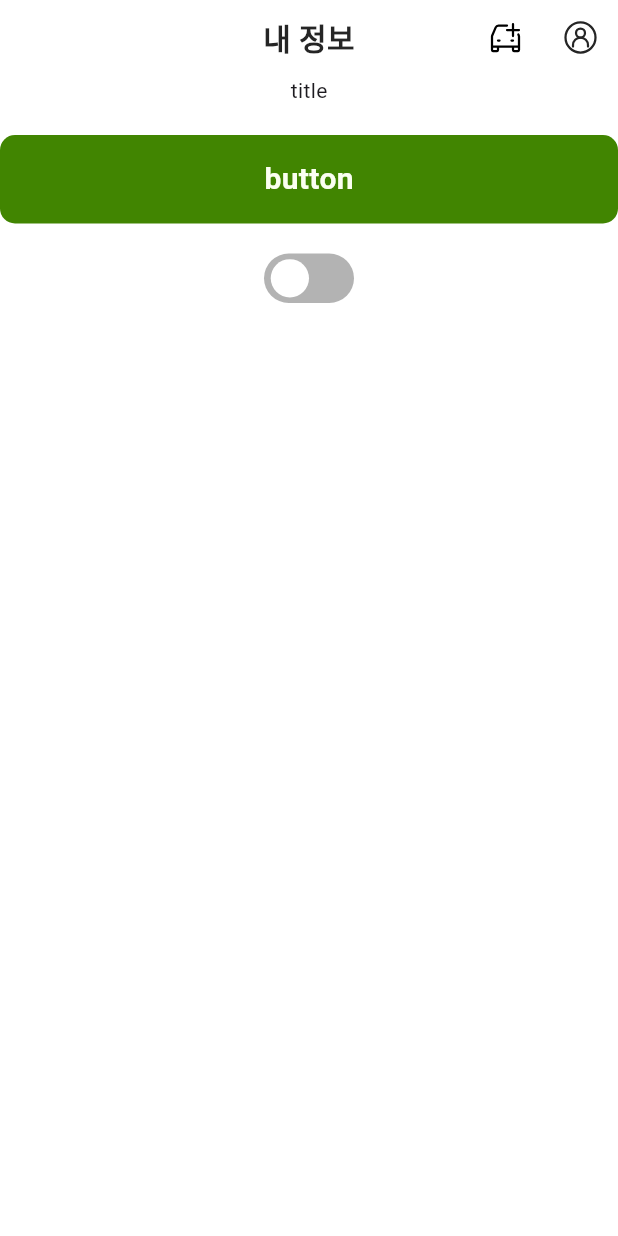
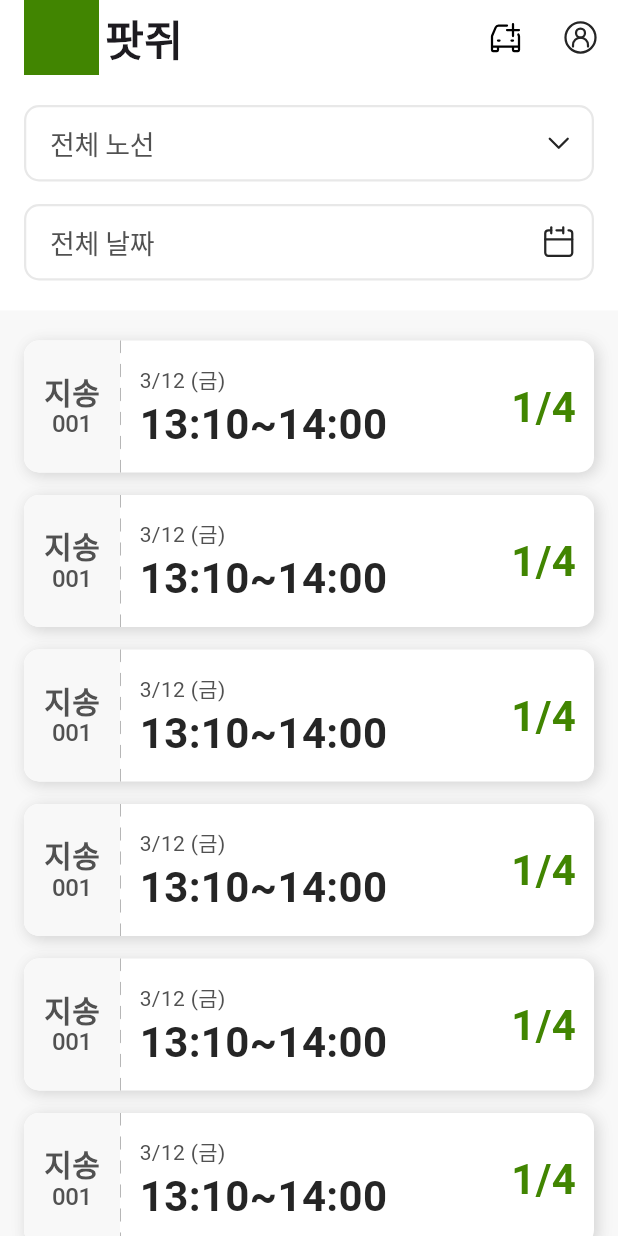
Before and after one commit to gsainfoteam/pot-g-flutter, a Flutter app: the screen it shows after launch, on a phone screen of 412 x 824 dp. Run offline on Flutter 3.47's test engine with Material 3 defaults, Android fonts, the phone set to English and light mode, and no system bars; our stand-ins replace auto_route, dio, flutter_svg; missing offline and left inert: dynamic_fonts; generated files the repository leaves out were written again; Roboto replaces fonts that are missing (Pretendard).

Commit message:
feat: create main page (#11)
* feat: add text styles

* feat: add list item

* feat: mocking data in main page

* feat: add path selector

* refactor: PotPathSelect -> PathSelect

* feat: add date select

* chore(deps): add `intl`

* feat: done date selector

* feat: route selector

* fix: use `HitTestBehavior.opaque`

* fix: call onSelect date

```diff
--- a/lib/app/modules/common/presentation/widgets/pot_app_bar.dart
+++ b/lib/app/modules/common/presentation/widgets/pot_app_bar.dart
@@ -2,6 +2,7 @@ import 'package:auto_route/auto_route.dart';
 import 'package:flutter/material.dart';
 import 'package:pot_g/app/modules/common/presentation/widgets/pot_icon_button.dart';
 import 'package:pot_g/app/values/palette.dart';
+import 'package:pot_g/app/values/text_styles.dart';
 import 'package:pot_g/gen/assets.gen.dart';
 
 class PotAppBar extends StatelessWidget implements PreferredSizeWidget {
@@ -73,9 +74,7 @@ class PotAppBar extends StatelessWidget implements PreferredSizeWidget {
                     title == null
                         ? null
                         : DefaultTextStyle.merge(
-                          style: TextStyle(
-                            fontWeight: FontWeight.w700,
-                            fontSize: 20,
+                          style: TextStyles.title3.copyWith(
                             color: Palette.dark,
                           ),
                           child: title!,
--- a/lib/app/modules/common/presentation/widgets/pot_button.dart
+++ b/lib/app/modules/common/presentation/widgets/pot_button.dart
@@ -1,6 +1,7 @@
 import 'package:flutter/material.dart';
 import 'package:flutter/services.dart';
 import 'package:pot_g/app/values/palette.dart';
+import 'package:pot_g/app/values/text_styles.dart';
 
 enum PotButtonVariant { emphasized, outlined }
 
@@ -12,7 +13,7 @@ class PotButton extends StatefulWidget {
     this.padding,
     this.child,
     this.onPressed,
-    this.variant,
+    this.variant = PotButtonVariant.emphasized,
     this.size = PotButtonSize.large,
     this.prefixIcon,
   });
@@ -55,11 +56,7 @@ class _PotButtonState extends State<PotButton> {
       onTapUp: (_) => setState(() => _pressed = false),
       onTapCancel: () => setState(() => _pressed = false),
       child: DefaultTextStyle.merge(
-        style: TextStyle(
-          color: _getTextColor(),
-          fontWeight: _getFontWeight(),
-          fontSize: _getFontSize(),
-        ),
+        style: _getTextStyle().copyWith(color: _getTextColor()),
         child: AnimatedContainer(
           curve: Curves.easeInOut,
           duration: _animationDuration,
@@ -132,12 +129,12 @@ class _PotButtonState extends State<PotButton> {
     }
   }
 
-  FontWeight _getFontWeight() {
+  TextStyle _getTextStyle() {
     switch (widget.size) {
       case PotButtonSize.large:
-        return FontWeight.w700;
+        return TextStyles.title3;
       default:
-        return FontWeight.w600;
+        return TextStyles.title4;
     }
   }
 
@@ -153,15 +150,6 @@ class _PotButtonState extends State<PotButton> {
     }
   }
 
-  double _getFontSize() {
-    switch (widget.size) {
-      case PotButtonSize.large:
-        return 20;
-      default:
-        return 18;
-    }
-  }
-
   double _getIconGap() {
     switch (widget.size) {
       case PotButtonSize.large:
--- /dev/null
+++ b/lib/app/modules/main/domain/entities/route_entity.dart
@@ -0,0 +1,12 @@
+import 'package:pot_g/app/modules/main/domain/entities/stop_entity.dart';
+
+abstract class RouteEntity {
+  const RouteEntity({required this.id, required this.from, required this.to});
+
+  final String id;
+  final StopEntity from;
+  final StopEntity to;
+
+  @override
+  String toString() => '$from → $to';
+}
--- /dev/null
+++ b/lib/app/modules/main/domain/entities/stop_entity.dart
@@ -0,0 +1,6 @@
+abstract class StopEntity {
+  const StopEntity({required this.id, required this.name});
+
+  final String id;
+  final String name;
+}
--- a/lib/app/modules/main/presentation/pages/main_page.dart
+++ b/lib/app/modules/main/presentation/pages/main_page.dart
@@ -1,49 +1,93 @@
 import 'package:auto_route/annotations.dart';
 import 'package:flutter/material.dart';
 import 'package:pot_g/app/modules/common/presentation/widgets/pot_app_bar.dart';
-import 'package:pot_g/app/modules/common/presentation/widgets/pot_button.dart';
 import 'package:pot_g/app/modules/common/presentation/widgets/pot_icon_button.dart';
-import 'package:pot_g/app/modules/common/presentation/widgets/pot_toggle.dart';
+import 'package:pot_g/app/modules/main/presentation/widgets/date_select.dart';
+import 'package:pot_g/app/modules/main/presentation/widgets/path_select.dart';
+import 'package:pot_g/app/modules/main/presentation/widgets/pot_list_item.dart';
+import 'package:pot_g/app/values/palette.dart';
 import 'package:pot_g/gen/assets.gen.dart';
 
 @RoutePage()
-class MainPage extends StatefulWidget {
+class MainPage extends StatelessWidget {
   const MainPage({super.key});
 
-  @override
-  State<MainPage> createState() => _MainPageState();
-}
-
-class _MainPageState extends State<MainPage> {
-  bool _isEnabled = false;
   @override
   Widget build(BuildContext context) {
     return Scaffold(
       appBar: PotAppBar(
-        title: Text('내 정보'),
         actions: [
           PotIconButton(icon: Assets.icons.addPot.svg(), onPressed: () {}),
           PotIconButton(icon: Assets.icons.userCircle.svg(), onPressed: () {}),
         ],
       ),
-      body: Column(
-        children: [
-          Text('title'),
-          const SizedBox(height: 20),
-          PotButton(
-            onPressed: () {},
-            variant: PotButtonVariant.emphasized,
-            child: Text('button'),
-          ),
-          const SizedBox(height: 20),
-          PotToggle(
-            value: _isEnabled,
-            onChanged: (value) {
-              setState(() => _isEnabled = value);
-            },
-          ),
-        ],
+      body: SafeArea(
+        child: Column(
+          children: [
+            Container(
+              padding: EdgeInsets.symmetric(horizontal: 16, vertical: 20),
+              color: Palette.white,
+              child: Column(
+                children: [
+                  PathSelect(routes: [], onSelected: (_) {}),
+                  const SizedBox(height: 15),
+                  _Date(),
+                ],
+              ),
+            ),
+            Expanded(
+              child: Container(
+                color: Palette.lightGrey,
+                child: SingleChildScrollView(
+                  child: Padding(
+                    padding: EdgeInsets.symmetric(horizontal: 16, vertical: 20),
+                    child: Column(
+                      children: [
+                        PotListItem(),
+                        const SizedBox(height: 15),
+                        PotListItem(),
+                        const SizedBox(height: 15),
+                        PotListItem(),
+                        const SizedBox(height: 15),
+                        PotListItem(),
+                        const SizedBox(height: 15),
+                        PotListItem(),
+                        const SizedBox(height: 15),
+                        PotListItem(),
+                        const SizedBox(height: 15),
+                        PotListItem(),
+                        const SizedBox(height: 15),
+                        PotListItem(),
+                        const SizedBox(height: 15),
+                        PotListItem(),
+                      ],
+                    ),
+                  ),
+                ),
+              ),
+            ),
+          ],
+        ),
       ),
     );
   }
 }
+
+class _Date extends StatefulWidget {
+  const _Date();
+
+  @override
+  State<_Date> createState() => _DateState();
+}
+
+class _DateState extends State<_Date> {
+  DateTime? _selectedDate;
+
+  @override
+  Widget build(BuildContext context) {
+    return DateSelect(
+      selectedDate: _selectedDate,
+      onSelected: (date) => setState(() => _selectedDate = date),
+    );
+  }
+}
--- /dev/null
+++ b/lib/app/modules/main/presentation/widgets/date_select.dart
@@ -0,0 +1,267 @@
+import 'package:flutter/material.dart';
+import 'package:flutter/services.dart';
+import 'package:intl/intl.dart';
+import 'package:pot_g/app/modules/common/presentation/extensions/date_time.dart';
+import 'package:pot_g/app/modules/common/presentation/widgets/pot_button.dart';
+import 'package:pot_g/app/values/palette.dart';
+import 'package:pot_g/app/values/text_styles.dart';
+import 'package:pot_g/gen/assets.gen.dart';
+
+class DateSelect extends StatefulWidget {
+  const DateSelect({super.key, this.selectedDate, required this.onSelected});
+
+  final DateTime? selectedDate;
+  final void Function(DateTime) onSelected;
+
+  @override
+  State<DateSelect> createState() => _DateSelectState();
+}
+
+class _DateSelectState extends State<DateSelect> {
+  bool _isOpen = false;
+  late DateTime? _selectedDate = widget.selectedDate;
+
+  @override
+  Widget build(BuildContext context) {
+    return Container(
+      decoration: BoxDecoration(
+        color: Palette.white,
+        border: Border.all(
+          width: 1.5,
+          color:
+              _isOpen
+                  ? Palette.primary
+                  : _selectedDate == null
+                  ? Palette.borderGrey
+                  : Palette.dark,
+        ),
+        borderRadius: BorderRadius.all(Radius.circular(10)),
+      ),
+      child:
+          _isOpen
+              ? Padding(
+                padding: const EdgeInsets.all(15) - EdgeInsets.only(top: 5),
+                child: Column(
+                  crossAxisAlignment: CrossAxisAlignment.stretch,
+                  children: [
+                    _Calendar(
+                      selectedDate: _selectedDate,
+                      onSelected:
+                          (date) => setState(() => _selectedDate = date),
+                    ),
+                    SizedBox(height: 8),
+                    Row(
+                      mainAxisAlignment: MainAxisAlignment.end,
+                      children: [
+                        PotButton(
+                          onPressed:
+                              _selectedDate == null
+                                  ? null
+                                  : () {
+                                    setState(() => _isOpen = false);
+                                    widget.onSelected(_selectedDate!);
+                                  },
+                          size: PotButtonSize.small,
+                          child: Text('선택'),
+                        ),
+                      ],
+                    ),
+                  ],
+                ),
+              )
+              : GestureDetector(
+                behavior: HitTestBehavior.opaque,
+                onTap: () => setState(() => _isOpen = true),
+                child: Container(
+                  height: 48,
+                  padding: EdgeInsets.all(10) + EdgeInsets.only(left: 6),
+                  child: Row(
+                    crossAxisAlignment: CrossAxisAlignment.center,
+                    children: [
+                      Expanded(
+                        child:
+                            widget.selectedDate == null
+                                ? Text(
+                                  '전체 날짜',
+                                  style: TextStyles.body.copyWith(
+                                    color: Palette.textGrey,
+                                  ),
+                                )
+                                : Text(
+                                  DateFormat.yMd().add_E().format(
+                                    widget.selectedDate!,
+                                  ),
+                                  style: TextStyles.body.copyWith(
+                                    color: Palette.dark,
+                                  ),
+                                ),
+                      ),
+                      if (!_isOpen)
+                        Assets.icons.calendar.svg(
+                          colorFilter: ColorFilter.mode(
+                            Palette.dark,
+                            BlendMode.srcIn,
+                          ),
+                        ),
+                    ],
+                  ),
+                ),
+              ),
+    );
+  }
+}
+
+class _Calendar extends StatefulWidget {
+  const _Calendar({this.selectedDate, required this.onSelected});
+
+  final DateTime? selectedDate;
+  final void Function(DateTime) onSelected;
+
+  @override
+  State<_Calendar> createState() => __CalendarState();
+}
+
+class __CalendarState extends State<_Calendar> {
+  late DateTime _currentMonth = widget.selectedDate ?? DateTime.now();
+
+  @override
+  Widget build(BuildContext context) {
+    return Column(
+      children: [
+        Padding(
+          padding: EdgeInsets.all(10),
+          child: Row(
+            children: [
+              GestureDetector(
+                onTap: () {
+                  HapticFeedback.lightImpact();
+                  setState(
+                    () => _currentMonth = _currentMonth.subtractYears(1),
+                  );
+                },
+                child: RotatedBox(
+                  quarterTurns: 2,
+                  child: Assets.icons.fastArrowRight.svg(),
+                ),
+              ),
+              const SizedBox(width: 20),
+              GestureDetector(
+                onTap: () {
+                  HapticFeedback.lightImpact();
+                  setState(
+                    () => _currentMonth = _currentMonth.subtractMonths(1),
+                  );
+                },
+                child: RotatedBox(
+                  quarterTurns: 2,
+                  child: Assets.icons.navArrowRight.svg(),
+                ),
+              ),
+              Spacer(),
+              Text(
+                DateFormat.yM().format(_currentMonth),
+                style: TextStyle(
+                  fontSize: 16,
+                  fontWeight: FontWeight.w700,
+                  color: Palette.dark,
+                  height: 1,
+                ),
+              ),
+              Spacer(),
+              GestureDetector(
+                onTap: () {
+                  HapticFeedback.lightImpact();
+                  setState(() => _currentMonth = _currentMonth.addMonths(1));
+                },
+                child: Assets.icons.navArrowRight.svg(),
+              ),
+              const SizedBox(width: 20),
+              GestureDetector(
+                onTap: () {
+                  HapticFeedback.lightImpact();
+                  setState(() => _currentMonth = _currentMonth.addYears(1));
+                },
+                child: Assets.icons.fastArrowRight.svg(),
+              ),
+            ],
+          ),
+        ),
+        Padding(
+          padding: EdgeInsets.symmetric(vertical: 10),
+          child: Row(
+            children: List.generate(
+              7,
+              (i) => Expanded(
+                child: Text(
+                  DateFormat.E().format(
+                    DateTime.now().startOfWeek().addDays(i),
+                  ),
+                  textAlign: TextAlign.center,
+                  style: TextStyle(
+                    fontSize: 14,
+                    fontWeight: FontWeight.w500,
+                    height: 1,
+                  ),
+                ),
+              ),
+            ),
+          ),
+        ),
+        Column(
+          children: List.generate(
+            _currentMonth
+                    .endOfMonth()
+                    .endOfWeek()
+                    .difference(_currentMonth.startOfMonth().startOfWeek())
+                    .inDays ~/
+                7,
+            (i) => Row(
+              children: List.generate(7, (j) {
+                final date = _currentMonth
+                    .startOfMonth()
+                    .startOfWeek()
+                    .addWeeks(i)
+                    .addDays(j);
+                return Expanded(
+                  child: GestureDetector(
+                    onTap:
+                        () => setState(() {
+                          widget.onSelected(date);
+                          _currentMonth = date;
+                        }),
+                    child: Container(
+                      height: 40,
+                      decoration: BoxDecoration(
+                        color:
+                            widget.selectedDate?.isSameDay(date) ?? false
+                                ? Palette.primary
+                                : null,
+                        borderRadius: BorderRadius.all(Radius.circular(10)),
+                      ),
+                      child: Center(
+                        child: Text(
+                          DateFormat.d().format(date),
+                          style: TextStyle(
+                            fontSize: 14,
+                            fontWeight: FontWeight.w500,
+                            height: 1,
+                            color:
+                                widget.selectedDate?.isSameDay(date) ?? false
+                                    ? Palette.primaryLight
+                                    : date.isSameMonth(_currentMonth)
+                                    ? Palette.textGrey
+                                    : Palette.grey,
+                          ),
+                        ),
+                      ),
+                    ),
+                  ),
+                );
+              }),
+            ),
+          ),
+        ),
+      ],
+    );
+  }
+}
--- /dev/null
+++ b/lib/app/modules/main/presentation/widgets/path_select.dart
@@ -0,0 +1,134 @@
+import 'package:flutter/material.dart';
+import 'package:pot_g/app/modules/main/domain/entities/route_entity.dart';
+import 'package:pot_g/app/values/palette.dart';
+import 'package:pot_g/app/values/text_styles.dart';
+import 'package:pot_g/gen/assets.gen.dart';
+
+class PathSelect extends StatefulWidget {
+  const PathSelect({
+    super.key,
+    required this.routes,
+    this.selectedRoute,
+    required this.onSelected,
+  });
+
+  final List<RouteEntity> routes;
+  final RouteEntity? selectedRoute;
+  final void Function(RouteEntity?) onSelected;
+
+  @override
+  State<PathSelect> createState() => _PathSelectState();
+}
+
+class _PathSelectState extends State<PathSelect> {
+  bool _isOpen = false;
+
+  @override
+  Widget build(BuildContext context) {
+    return Container(
+      decoration: BoxDecoration(
+        color: Palette.white,
+        border: Border.all(
+          width: 1.5,
+          color:
+              _isOpen
+                  ? Palette.primary
+                  : widget.selectedRoute == null
+                  ? Palette.borderGrey
+                  : Palette.dark,
+        ),
+        borderRadius: BorderRadius.all(Radius.circular(10)),
+      ),
+      child:
+          _isOpen
+              ? Column(
+                crossAxisAlignment: CrossAxisAlignment.stretch,
+                children: [
+                  _Selector(
+                    title: '전체 노선',
+                    onSelected: () {
+                      setState(() => _isOpen = false);
+                      widget.onSelected(null);
+                    },
+                  ),
+                  ...widget.routes.map(
+                    (route) => _Selector(
+                      title: route.toString(),
+                      selected: widget.selectedRoute == route,
+                      onSelected: () {
+                        setState(() => _isOpen = false);
+                        widget.onSelected(route);
+                      },
+                    ),
+                  ),
+                ],
+              )
+              : GestureDetector(
+                behavior: HitTestBehavior.opaque,
+                onTap: () => setState(() => _isOpen = true),
+                child: Container(
+                  height: 48,
+                  padding: EdgeInsets.all(10) + EdgeInsets.only(left: 6),
+                  child: Row(
+                    crossAxisAlignment: CrossAxisAlignment.center,
+                    children: [
+                      Expanded(
+                        child: Text(
+                          '전체 노선',
+                          style: TextStyles.body.copyWith(
+                            color: Palette.textGrey,
+                          ),
+                        ),
+                      ),
+                      Assets.icons.navArrowDown.svg(
+                        colorFilter: ColorFilter.mode(
+                          Palette.dark,
+                          BlendMode.srcIn,
+                        ),
+                      ),
+                    ],
+                  ),
+                ),
+              ),
+    );
+  }
+}
+
+class _Selector extends StatelessWidget {
+  const _Selector({
+    this.selected = false,
+    required this.title,
+    required this.onSelected,
+  });
+
+  final bool selected;
+  final String title;
+  final VoidCallback onSelected;
+
+  @override
+  Widget build(BuildContext context) {
+    return GestureDetector(
+      behavior: HitTestBehavior.opaque,
+      onTap: onSelected,
+      child: Container(
+        height: 48,
+        padding: EdgeInsets.all(10) + EdgeInsets.only(left: 6),
+        child: Row(
+          mainAxisAlignment: MainAxisAlignment.spaceBetween,
+          children: [
+            Text(
+              title,
+              style: TextStyles.body.copyWith(
+                color: selected ? Palette.primary : Palette.textGrey,
+              ),
+            ),
+            if (selected)
+              Assets.icons.check.svg(
+                colorFilter: ColorFilter.mode(Palette.primary, BlendMode.srcIn),
+              ),
+          ],
+        ),
+      ),
+    );
+  }
+}
--- /dev/null
+++ b/lib/app/modules/main/presentation/widgets/pot_list_item.dart
@@ -0,0 +1,118 @@
+import 'dart:math';
+
+import 'package:flutter/material.dart';
+import 'package:pot_g/app/values/palette.dart';
+import 'package:pot_g/app/values/text_styles.dart';
+
+class PotListItem extends StatelessWidget {
+  const PotListItem({super.key});
+
+  @override
+  Widget build(BuildContext context) {
+    return Container(
+      height: 88,
+      decoration: BoxDecoration(
+        color: Palette.white,
+        borderRadius: BorderRadius.all(Radius.circular(10)),
+        boxShadow: [
+          BoxShadow(
+            offset: Offset(3, 1),
+            blurRadius: 8,
+            color: Color(0x14000000),
+          ),
+          BoxShadow(
+            offset: Offset(1, 3),
+            blurRadius: 8,
+            color: Color(0x14000000),
+          ),
+        ],
+      ),
+      child: Row(
+        crossAxisAlignment: CrossAxisAlignment.center,
+        children: [
+          Container(
+            width: 64,
+            decoration: BoxDecoration(
+              color: Palette.lightGrey,
+              borderRadius: BorderRadius.horizontal(left: Radius.circular(10)),
+            ),
+            child: Column(
+              mainAxisAlignment: MainAxisAlignment.center,
+              children: [
+                Text(
+                  '지송',
+                  style: TextStyles.title3.copyWith(color: Palette.textGrey),
+                ),
+                const SizedBox(height: 4),
+                Text(
+                  '001',
+                  style: TextStyles.description.copyWith(
+                    color: Palette.textGrey,
+                  ),
+                ),
+              ],
+            ),
+          ),
+          CustomPaint(size: Size(1, 88), painter: _DashedLinePainter()),
+          Expanded(
+            child: Container(
+              padding: EdgeInsets.all(12),
+              child: Row(
+                children: [
+                  Column(
+                    mainAxisAlignment: MainAxisAlignment.center,
+                    crossAxisAlignment: CrossAxisAlignment.start,
+                    children: [
+                      Text(
+                        '3/12 (금)',
+                        style: TextStyles.caption.copyWith(
+                          color: Palette.textGrey,
+                        ),
+                      ),
+                      const SizedBox(height: 8),
+                      Text(
+                        '13:10~14:00',
+                        style: TextStyles.title1.copyWith(color: Palette.dark),
+                      ),
+                    ],
+                  ),
+                  Spacer(),
+                  Text(
+                    '1/4',
+                    style: TextStyles.title1.copyWith(color: Palette.primary),
+                  ),
+                ],
+              ),
+            ),
+          ),
+        ],
+      ),
+    );
+  }
+}
+
+class _DashedLinePainter extends CustomPainter {
+  @override
+  void paint(Canvas canvas, Size size) {
+    double dashWidth = 8, dashSpace = 8, startY = 0;
+    final paint =
+        Paint()
+          ..color = Colors.grey
+          ..strokeWidth = 1
+          ..strokeCap = StrokeCap.round;
+    canvas.clipRect(Offset.zero & size);
+    canvas.save();
+    while (startY < size.height) {
+      canvas.drawLine(
+        Offset(0, startY),
+        Offset(0, min(startY + dashWidth, size.height)),
+        paint,
+      );
+      startY += dashWidth + dashSpace;
+    }
+    canvas.restore();
+  }
+
+  @override
+  bool shouldRepaint(CustomPainter oldDelegate) => false;
+}
--- /dev/null
+++ b/lib/app/values/text_styles.dart
@@ -0,0 +1,47 @@
+import 'package:flutter/rendering.dart';
+
+abstract class TextStyles {
+  static final title1 = TextStyle(
+    fontSize: 28,
+    height: 1,
+    fontWeight: FontWeight.w700,
+  );
+
+  static final title2 = TextStyle(
+    fontSize: 24,
+    height: 1,
+    fontWeight: FontWeight.w600,
+  );
+
+  static final title3 = TextStyle(
+    fontSize: 20,
+    height: 1,
+    fontWeight: FontWeight.w700,
+  );
+
+  static final title4 = TextStyle(
+    fontSize: 18,
+    height: 1,
+    fontWeight: FontWeight.w600,
+  );
+
+  static final body = TextStyle(
+    fontSize: 18,
+    height: 1,
+    fontWeight: FontWeight.w400,
+    letterSpacing: -1.5 * 0.01 * 18,
+  );
+
+  static final description = TextStyle(
+    fontSize: 16,
+    height: 1,
+    fontWeight: FontWeight.w500,
+    letterSpacing: -1.5 * 0.01 * 16,
+  );
+
+  static final caption = TextStyle(
+    fontSize: 14,
+    height: 1,
+    fontWeight: FontWeight.w400,
+  );
+}
--- a/pubspec.yaml
+++ b/pubspec.yaml
@@ -29,6 +29,7 @@ dependencies:
   flutter_localizations:
     sdk: flutter
   dynamic_fonts: ^2.2.1
+  intl: ^0.19.0
 
 dev_dependencies:
   flutter_test:
```
Also changed, not shown: lib/app/modules/common/presentation/extensions/date_time.dart (added, +21 -0 lines), assets/icons/calendar.svg (added), assets/icons/check.svg (added), assets/icons/fast_arrow_right.svg (added), assets/icons/nav_arrow_down.svg (added), assets/icons/nav_arrow_right.svg (added), pubspec.lock.
